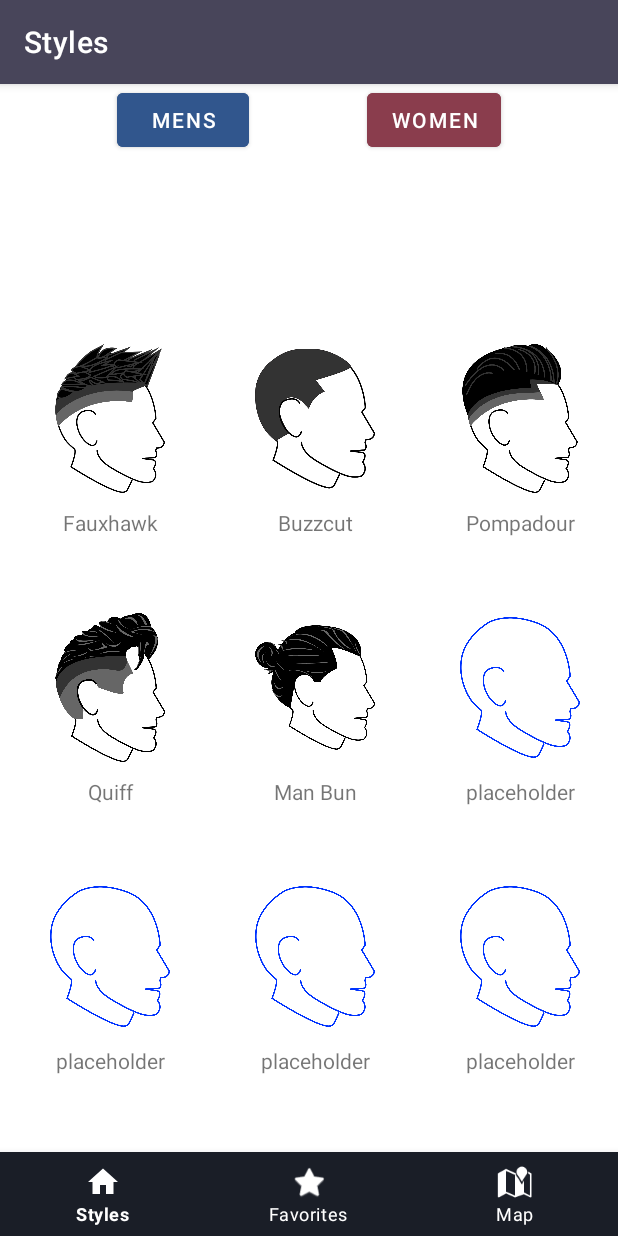
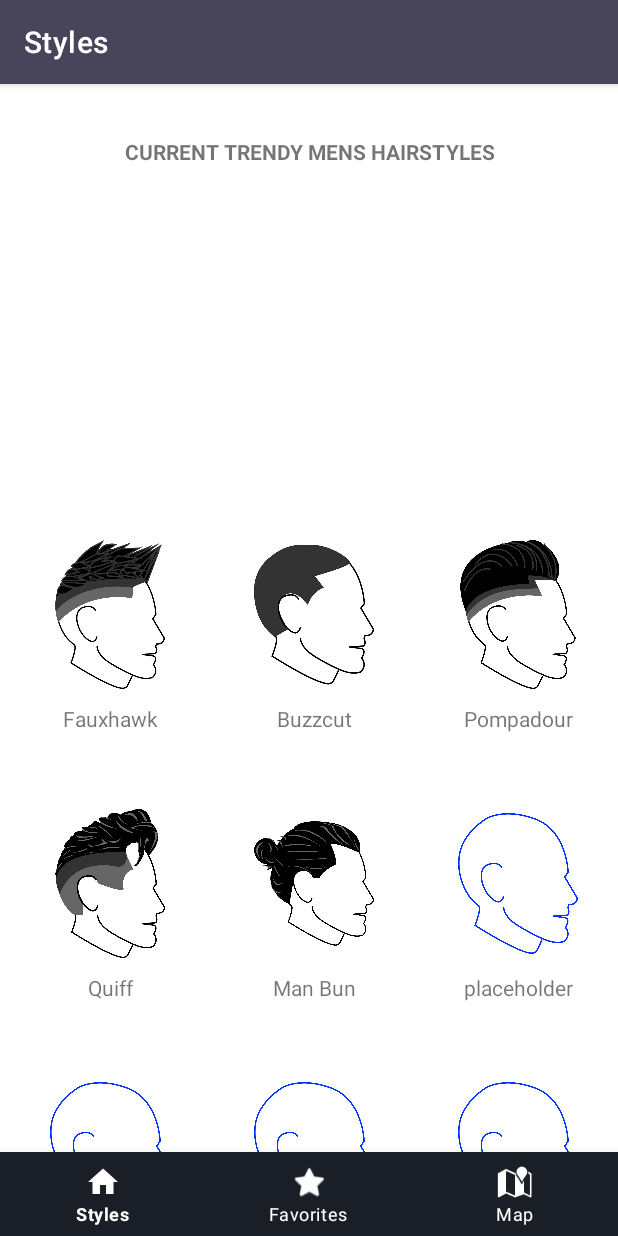
Before and after one commit to tyleraguirre/hair-style-app, an Android app: the screen it shows after launch (MainActivity), on a phone screen of 412 x 824 dp. Run offline under Robolectric (Android 15) with nearby library versions, the light colour scheme and no system bars; our stand-ins replace Room's generated code, data binding, navigation-ui.

Commit message:
set click listeners to aboutstylebutton and imagebutton

```diff
--- a/app/src/main/java/com/example/haircutapp/ui/detail/DetailFragment.kt
+++ b/app/src/main/java/com/example/haircutapp/ui/detail/DetailFragment.kt
@@ -1,6 +1,7 @@
 package com.example.haircutapp.ui.detail
 
 import android.content.Intent
+import android.net.Uri
 import android.os.Build
 import android.os.Bundle
 import android.view.LayoutInflater
@@ -9,6 +10,7 @@ import android.view.ViewGroup
 import android.webkit.WebResourceRequest
 import android.webkit.WebView
 import android.webkit.WebViewClient
+import android.widget.Toast
 import androidx.annotation.RequiresApi
 import androidx.databinding.DataBindingUtil
 import androidx.fragment.app.Fragment
@@ -20,10 +22,18 @@ import com.example.haircutapp.hairstylesdatabase.HairstyleDao
 import com.example.haircutapp.hairstylesdatabase.HairstyleDatabase
 import kotlinx.android.synthetic.main.fragment_detail.*
 
-class DetailFragment : Fragment() {
+abstract class DetailFragment : Fragment() {
 
     private lateinit var binding: FragmentDetailBinding
     private lateinit var viewModel: DetailViewModel
+
+    private val hairstyle: Hairstyle
+        get() {
+            hairstyle.aboutStyle
+            hairstyle.imagesOfStyle
+
+            return hairstyle
+        }
 
 
     override fun onCreateView(inflater: LayoutInflater, container: ViewGroup?,
@@ -40,11 +50,27 @@ class DetailFragment : Fragment() {
         binding.lifecycleOwner = this
 
         about_this_style_button.setOnClickListener {
-            val intent: Intent
-            intent.setPackage("${HairstyleDao.}")
+            openWebPage("${hairstyle.aboutStyle}")
+        }
+
+        style_images_button.setOnClickListener {
+            openWebPage("${hairstyle.imagesOfStyle}")
+        }
+
+        add_to_favorites_button.setOnClickListener {
+            //need to have style get added to favorites fragment
+            //show a toast that the style has been added to fragment
+            Toast.LENGTH_LONG
         }
 
 
         return binding.root
     }
+
+    fun openWebPage(url: String) {
+        val webPage: Uri = Uri.parse(url)
+        val intent = Intent(Intent.ACTION_VIEW, webPage)
+
+        activity?.startActivity(intent)
+    }
 }
--- a/app/src/main/java/com/example/haircutapp/ui/styles/StylesAdapter.kt
+++ b/app/src/main/java/com/example/haircutapp/ui/styles/StylesAdapter.kt
@@ -1,17 +1,13 @@
 package com.example.haircutapp
 
 import android.view.LayoutInflater
-import android.view.View
 import android.view.ViewGroup
-import android.widget.ImageView
-import android.widget.TextView
 import androidx.recyclerview.widget.DiffUtil
 import androidx.recyclerview.widget.ListAdapter
 import androidx.recyclerview.widget.RecyclerView
 import com.example.haircutapp.databinding.ListItemHairstyleBinding
 import com.example.haircutapp.hairstylesdatabase.Hairstyle
 import com.example.haircutapp.ui.styles.StylesViewModel
-import kotlinx.android.synthetic.main.list_item_hairstyle.view.*
 
 
 class StylesAdapter(val viewModel: StylesViewModel): ListAdapter<Hairstyle, StylesAdapter.StylesViewHolder>(StylesListDiffCallback()) {
@@ -42,11 +38,11 @@ class StylesAdapter(val viewModel: StylesViewModel): ListAdapter<Hairstyle, Styl
                 viewModel.setHairstyle(item)
             }
 
-            var moverName = binding.styleName
-            var avatar = binding.styleImage
+            var styleName = binding.styleName
+            var styleImage = binding.styleImage
 
-            moverName.text = item.styleName
-            avatar.setImageResource(item.styleImage)
+            styleName.text = item.styleName
+            styleImage.setImageResource(item.styleImage)
 
 
         }
--- a/app/src/main/res/layout/fragment_styles.xml
+++ b/app/src/main/res/layout/fragment_styles.xml
@@ -14,37 +14,34 @@
         android:layout_height="match_parent"
         tools:context=".ui.styles.StylesFragment">
 
-        <Button
-            android:id="@+id/mens_styles_button"
-            android:layout_width="wrap_content"
-            android:layout_height="wrap_content"
-            android:text="@string/mens_button"
-            app:layout_constraintEnd_toStartOf="@+id/women_styles_button"
-            app:layout_constraintHorizontal_bias="0.5"
-            app:layout_constraintStart_toStartOf="parent"
-            app:layout_constraintTop_toTopOf="parent"
-            android:backgroundTint="@color/blue"/>
-
-        <Button
-            android:id="@+id/women_styles_button"
-            android:layout_width="wrap_content"
-            android:layout_height="wrap_content"
-            android:text="@string/women_button"
-            app:layout_constraintEnd_toEndOf="parent"
-            app:layout_constraintHorizontal_bias="0.5"
-            app:layout_constraintStart_toEndOf="@+id/mens_styles_button"
-            app:layout_constraintTop_toTopOf="parent"
-            android:backgroundTint="@color/maroon"/>
 
         <androidx.recyclerview.widget.RecyclerView
             android:id="@+id/styles_recyclerview"
-            android:layout_width="410dp"
-            android:layout_height="550dp"
+            android:layout_width="408dp"
+            android:layout_height="504dp"
             android:scrollbars="vertical"
             app:layoutManager="androidx.recyclerview.widget.GridLayoutManager"
             app:layout_constraintBottom_toBottomOf="parent"
             app:layout_constraintEnd_toEndOf="parent"
+            app:layout_constraintHorizontal_bias="0.333"
+            app:layout_constraintStart_toStartOf="parent" />
+
+        <TextView
+            android:id="@+id/textView"
+            android:layout_width="253dp"
+            android:layout_height="25dp"
+            android:layout_marginTop="32dp"
+            android:layout_marginBottom="8dp"
+            android:gravity="center_horizontal"
+            android:text="@string/style_screen_message"
+            android:textAlignment="center"
+            android:textAllCaps="true"
+            android:textStyle="bold"
+            app:layout_constraintBottom_toTopOf="@+id/styles_recyclerview"
+            app:layout_constraintEnd_toEndOf="parent"
             app:layout_constraintStart_toStartOf="parent"
-            app:layout_constraintTop_toBottomOf="@+id/mens_styles_button" />
+            app:layout_constraintTop_toTopOf="parent"
+            app:layout_constraintVertical_bias="0.016" />
+
     </androidx.constraintlayout.widget.ConstraintLayout>
 </layout>
--- a/app/src/main/res/values/strings.xml
+++ b/app/src/main/res/values/strings.xml
@@ -7,4 +7,5 @@
     <string name="women_button">Women</string>
     <string name="map_fragment_message">This button will navigate you to Google Maps to find local barbers/salons</string>
     <string name="map_fragment_button">Go to Google Maps</string>
+    <string name="style_screen_message">Current trendy mens hairstyles</string>
 </resources>
```
